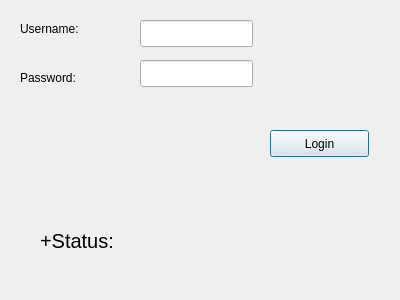
This is MealAdmin/login.ui in WernerHugendubel/mealadmin as Qt 5 draws it before an edit. The edited form follows.
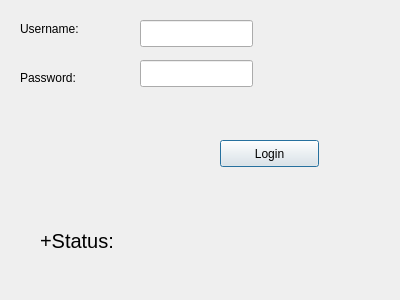
This is the edited form.

Commit message: 2 ui geändert für commit - test!!!

Diff of the .ui file:
```diff
--- a/MealAdmin/login.ui
+++ b/MealAdmin/login.ui
@@ -16,8 +16,8 @@
   <widget class="QPushButton" name="pushButton">
    <property name="geometry">
     <rect>
-     <x>270</x>
-     <y>130</y>
+     <x>220</x>
+     <y>140</y>
      <width>99</width>
      <height>27</height>
     </rect>
```
The commit also changes 3 other files.
